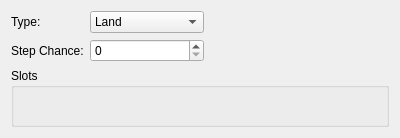
This is PBS/mapencounter/encounterwidget.ui in jowin202/YaRXP as Qt 5 draws it before an edit. The edited form follows.
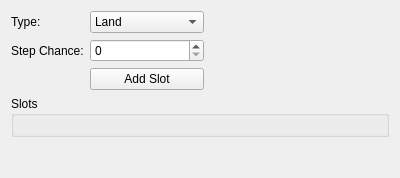
This is the edited form.

What changed in the file:
```diff
--- a/PBS/mapencounter/encounterwidget.ui
+++ b/PBS/mapencounter/encounterwidget.ui
@@ -7,45 +7,13 @@
     <x>0</x>
     <y>0</y>
     <width>400</width>
-    <height>138</height>
+    <height>178</height>
    </rect>
   </property>
   <property name="windowTitle">
    <string>Form</string>
   </property>
   <layout class="QGridLayout" name="gridLayout">
-   <item row="2" column="0" colspan="4">
-    <widget class="QGroupBox" name="groupBox">
-     <property name="title">
-      <string>Slots</string>
-     </property>
-     <layout class="QGridLayout" name="gridLayout_2">
-      <item row="0" column="0">
-       <layout class="QVBoxLayout" name="encounter_layout"/>
-      </item>
-      <item row="1" column="0">
-       <spacer name="verticalSpacer">
-        <property name="orientation">
-         <enum>Qt::Vertical</enum>
-        </property>
-        <property name="sizeHint" stdset="0">
-         <size>
-          <width>20</width>
-          <height>40</height>
-         </size>
-        </property>
-       </spacer>
-      </item>
-     </layout>
-    </widget>
-   </item>
-   <item row="0" column="0">
-    <widget class="QLabel" name="label">
-     <property name="text">
-      <string>Type:</string>
-     </property>
-    </widget>
-   </item>
    <item row="0" column="1">
     <widget class="QComboBox" name="combo_type">
      <item>
@@ -175,16 +143,13 @@
      </item>
     </widget>
    </item>
-   <item row="1" column="0">
-    <widget class="QLabel" name="label_2">
+   <item row="0" column="0">
+    <widget class="QLabel" name="label">
      <property name="text">
-      <string>Step Chance:</string>
+      <string>Type:</string>
      </property>
     </widget>
    </item>
-   <item row="1" column="1">
-    <widget class="QSpinBox" name="spin_step_chance"/>
-   </item>
    <item row="0" column="3" rowspan="2">
     <spacer name="horizontalSpacer">
      <property name="orientation">
@@ -198,6 +163,48 @@
      </property>
     </spacer>
    </item>
+   <item row="1" column="1">
+    <widget class="QSpinBox" name="spin_step_chance"/>
+   </item>
+   <item row="3" column="0" colspan="4">
+    <widget class="QGroupBox" name="groupBox">
+     <property name="title">
+      <string>Slots</string>
+     </property>
+     <layout class="QGridLayout" name="gridLayout_2">
+      <item row="0" column="0">
+       <layout class="QVBoxLayout" name="encounter_layout"/>
+      </item>
+     </layout>
+    </widget>
+   </item>
+   <item row="4" column="0">
+    <spacer name="verticalSpacer">
+     <property name="orientation">
+      <enum>Qt::Vertical</enum>
+     </property>
+     <property name="sizeHint" stdset="0">
+      <size>
+       <width>20</width>
+       <height>40</height>
+      </size>
+     </property>
+    </spacer>
+   </item>
+   <item row="1" column="0">
+    <widget class="QLabel" name="label_2">
+     <property name="text">
+      <string>Step Chance:</string>
+     </property>
+    </widget>
+   </item>
+   <item row="2" column="1">
+    <widget class="QPushButton" name="button_add_slot">
+     <property name="text">
+      <string>Add Slot</string>
+     </property>
+    </widget>
+   </item>
   </layout>
  </widget>
  <resources/>
```
